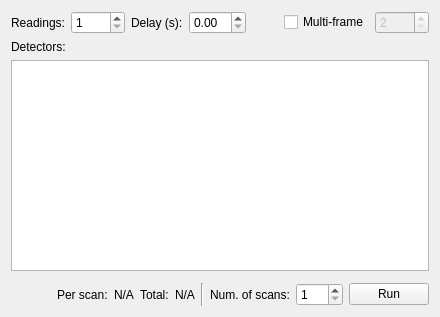
The window that src/firefly/plans/count.ui (spc-group/haven) describes before a commit, drawn with Qt 5.
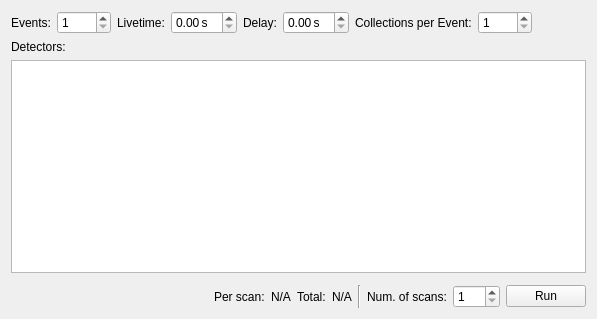
The same window after the commit. Custom widgets are drawn as their Qt base class.

Commit message:
New Haven `count()` plan can prepare detectors.
This new plan mimics the built-in Bluesky count plan, but adds two
parameters. *livetime* lets us set the acquisition time for the
detectors. *collections_per_event* lets us trigger detectors multiple
times per event, which is useful for dispersive scanning.

Firefly has also been updated to properly calculate expected scan
times using *livetime*.

The old `count_multiple()` plan has been removed since all that
functionality is now available in `haven.plans.count()`.

Diff of the .ui file:
```diff
--- a/src/firefly/plans/count.ui
+++ b/src/firefly/plans/count.ui
@@ -6,8 +6,8 @@
    <rect>
     <x>0</x>
     <y>0</y>
-    <width>440</width>
-    <height>317</height>
+    <width>597</width>
+    <height>319</height>
    </rect>
   </property>
   <property name="windowTitle">
@@ -19,7 +19,7 @@
      <item>
       <widget class="QLabel" name="label">
        <property name="text">
-        <string>Readings:</string>
+        <string>Events:</string>
        </property>
       </widget>
      </item>
@@ -36,10 +36,27 @@
        </property>
       </widget>
      </item>
+     <item>
+      <widget class="QLabel" name="label_5">
+       <property name="text">
+        <string>Livetime:</string>
+       </property>
+      </widget>
+     </item>
+     <item>
+      <widget class="QDoubleSpinBox" name="livetime_spinbox">
+       <property name="toolTip">
+        <string>&lt;html&gt;&lt;head/&gt;&lt;body&gt;&lt;p&gt;How long should each exposure be. 0 means whatever is currently set.&lt;/p&gt;&lt;p&gt;&lt;br/&gt;&lt;/p&gt;&lt;/body&gt;&lt;/html&gt;</string>
+       </property>
+       <property name="suffix">
+        <string> s</string>
+       </property>
+      </widget>
+     </item>
      <item>
       <widget class="QLabel" name="label_2">
        <property name="text">
-        <string>Delay (s):</string>
+        <string>Delay:</string>
        </property>
       </widget>
      </item>
@@ -48,47 +65,50 @@
        <property name="toolTip">
         <string>Time delay in seconds between successive readings</string>
        </property>
+       <property name="suffix">
+        <string> s</string>
+       </property>
       </widget>
      </item>
      <item>
-      <spacer name="horizontalSpacer_2">
-       <property name="orientation">
-        <enum>Qt::Horizontal</enum>
-       </property>
-       <property name="sizeHint" stdset="0">
-        <size>
-         <width>40</width>
-         <height>20</height>
-        </size>
-       </property>
-      </spacer>
-     </item>
-     <item>
-      <widget class="QCheckBox" name="multiframe_checkbox">
-       <property name="toolTip">
-        <string>&lt;html&gt;&lt;head/&gt;&lt;body&gt;&lt;p&gt;If enabled, trigger multiple separate frames per bluesky reading. This is done through the haven.count_multiple() plan.&lt;/p&gt;&lt;p&gt;&lt;br/&gt;&lt;/p&gt;&lt;p&gt;&lt;span style=&quot; font-weight:600;&quot;&gt;Multi-frame counting is not compatible with all detectors.&lt;/span&gt;&lt;/p&gt;&lt;/body&gt;&lt;/html&gt;</string>
-       </property>
+      <widget class="QLabel" name="label_4">
        <property name="text">
-        <string>Multi-frame</string>
+        <string>Collections per Event:</string>
        </property>
       </widget>
      </item>
      <item>
       <widget class="QSpinBox" name="multiframe_spinbox">
        <property name="enabled">
-        <bool>false</bool>
+        <bool>true</bool>
        </property>
        <property name="toolTip">
         <string>The number of frames to measure in each reading.</string>
        </property>
        <property name="minimum">
-        <number>2</number>
+        <number>1</number>
        </property>
        <property name="maximum">
         <number>1000</number>
        </property>
+       <property name="value">
+        <number>1</number>
+       </property>
       </widget>
      </item>
+     <item>
+      <spacer name="horizontalSpacer_2">
+       <property name="orientation">
+        <enum>Qt::Horizontal</enum>
+       </property>
+       <property name="sizeHint" stdset="0">
+        <size>
+         <width>40</width>
+         <height>20</height>
+        </size>
+       </property>
+      </spacer>
+     </item>
     </layout>
    </item>
    <item>
```
Left out of the diff: 23 changed lines with no effect on the pictures. The commit also changes 11 other files.
